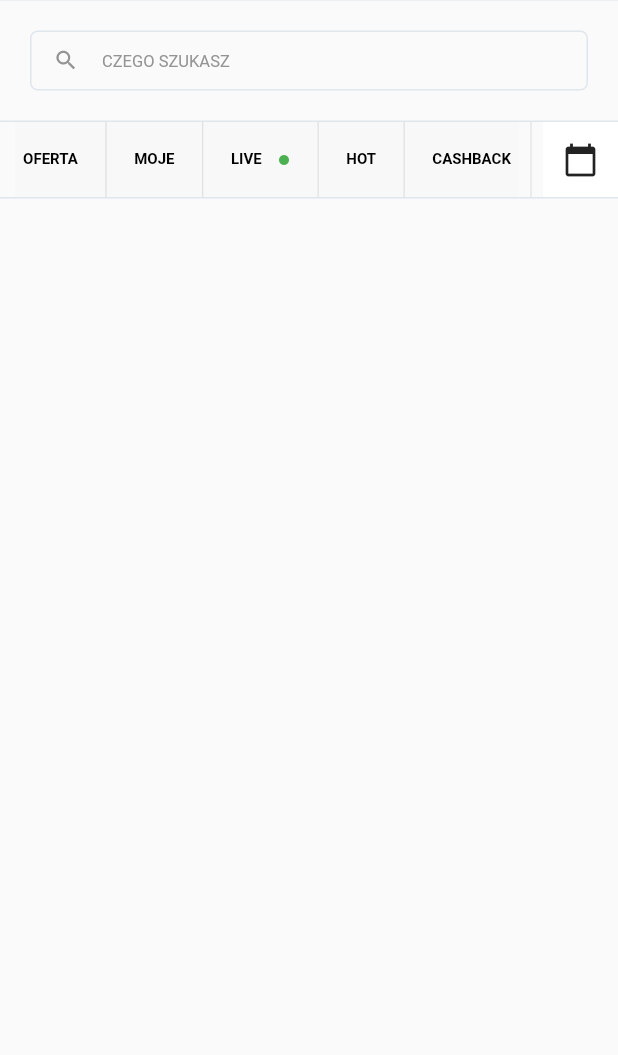
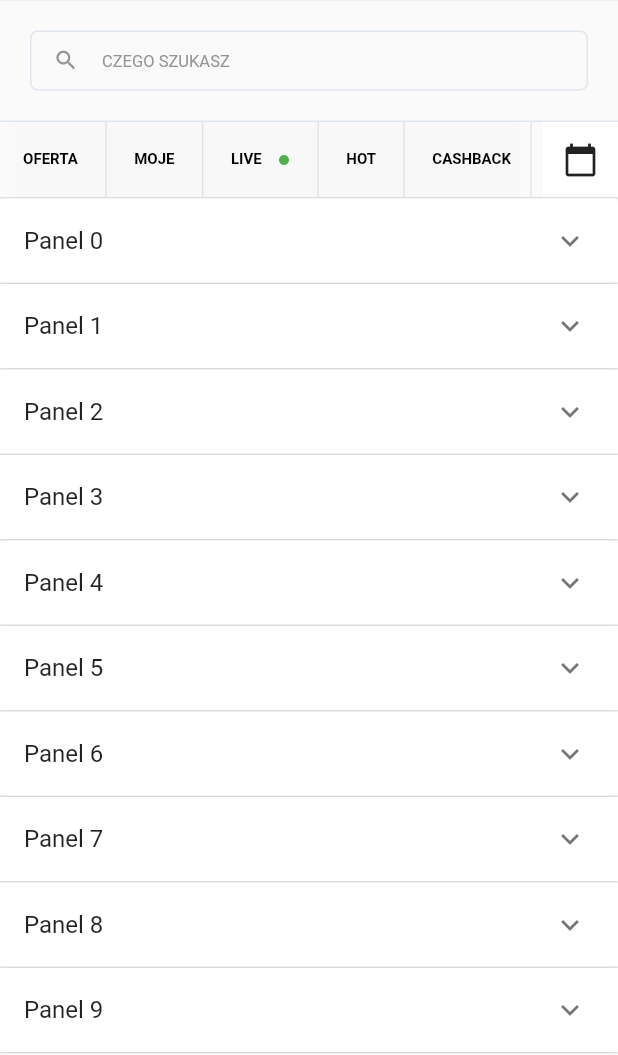
Before and after one commit to kingastalmach/zad_fuksiarz, a Flutter app: the screen it shows after launch, on a phone screen of 412 x 824 dp, the part 181-1236 px from its top. Run offline on Flutter 3.47's test engine with Material 2 defaults, Android fonts, the phone set to English and light mode, and no system bars; our stand-ins replace dio, google_fonts.

Commit message:
Add custom expansion panel list to project

```diff
--- a/lib/features/view/pages/first_page.dart
+++ b/lib/features/view/pages/first_page.dart
@@ -1,6 +1,7 @@
 import 'package:flutter/material.dart';
 import 'package:flutter_application_1/features/view/widgets/background/background.dart';
 import 'package:flutter_application_1/features/view/widgets/background/background_base.dart';
+import 'package:flutter_application_1/features/view/widgets/expansion_panel_list.dart/expansion_panel_list.dart';
 import 'package:flutter_application_1/features/view/widgets/header/header.dart';
 import 'package:flutter_application_1/features/view/widgets/search_bars/search_bar_w_first_page.dart';
 import '../widgets/dividers/divider_widget.dart';
@@ -29,6 +30,7 @@ class FirstPage extends StatelessWidget {
               const DividerWidget(),
               const FixedWidget(),
               const DividerWidget(),
+              const CustomExPanel(),
             ],
           ),
         ],
--- /dev/null
+++ b/lib/features/view/widgets/expansion_panel_list.dart/expansion_panel_list.dart
@@ -0,0 +1,66 @@
+import 'package:flutter/material.dart';
+
+class Item {
+  Item({
+    required this.expandedText,
+    required this.headerText,
+    this.isExpanded = false,
+  });
+
+  String expandedText;
+  String headerText;
+  bool isExpanded;
+}
+
+class CustomExPanel extends StatefulWidget {
+  const CustomExPanel({super.key});
+
+  @override
+  State<CustomExPanel> createState() => _CustomExPanelState();
+}
+
+class _CustomExPanelState extends State<CustomExPanel> {
+  final List<Item> _data = List<Item>.generate(
+    11,
+    (int index) {
+      return Item(
+        headerText: 'Panel $index',
+        expandedText: 'This is item number $index',
+      );
+    },
+  );
+  @override
+  Widget build(BuildContext context) {
+    return SingleChildScrollView(
+      child: ExpansionPanelList(
+        expansionCallback: (int index, bool isExpanded) {
+          setState(() {
+            _data[index].isExpanded = !isExpanded;
+          });
+        },
+        children: _data.map<ExpansionPanel>((Item item) {
+          return ExpansionPanel(
+              headerBuilder: (BuildContext context, bool isExpanded) {
+                return ListTile(
+                  title: Text(item.headerText),
+                );
+              },
+              body: ListTile(
+                title: Text(item.expandedText),
+                subtitle: const Text('To delete this item, click trash icon'),
+                trailing: const Icon(
+                  Icons.delete,
+                  color: Colors.red,
+                ),
+                onTap: () {
+                  setState(() {
+                    _data
+                        .removeWhere((Item currentItem) => item == currentItem);
+                  });
+                },
+              ));
+        }).toList(),
+      ),
+    );
+  }
+}
```
